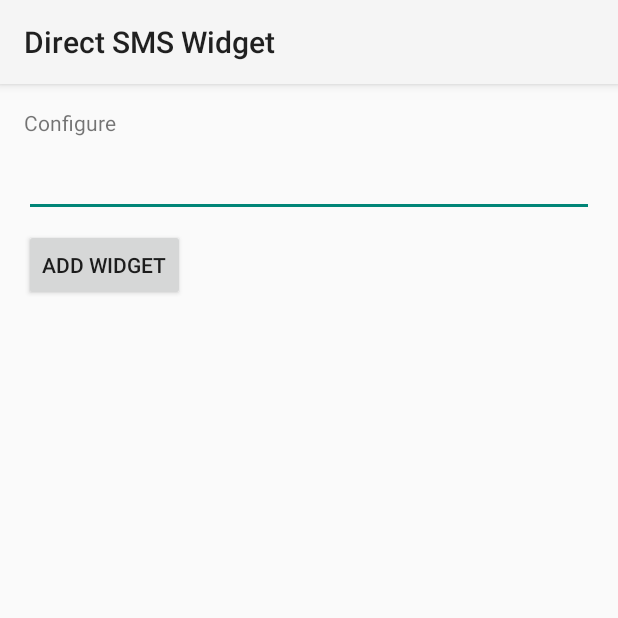
After one commit to rkkr/direct-sms-widget, an Android app: the DirectSmsHomeWidgetConfigureActivity screen opened directly, with no data from a screen before it, on a phone screen of 412 x 824 dp, the top half of it. The commit adds this screen. Run offline under Robolectric (Android 15) with nearby library versions, the phone set to English and light mode, and no system bars; 1 statement that could not run was skipped.

Commit message:
Added widget placeholder

```diff
--- /dev/null
+++ b/app/src/main/java/rkr/directsmswidget/DirectSmsHomeWidgetConfigureActivity.java
@@ -0,0 +1,101 @@
+package rkr.directsmswidget;
+
+import android.app.Activity;
+import android.appwidget.AppWidgetManager;
+import android.content.Context;
+import android.content.Intent;
+import android.content.SharedPreferences;
+import android.os.Bundle;
+import android.view.View;
+import android.widget.EditText;
+import android.widget.Toast;
+
+
+/**
+ * The configuration screen for the {@link DirectSmsHomeWidget DirectSmsHomeWidget} AppWidget.
+ */
+public class DirectSmsHomeWidgetConfigureActivity extends Activity {
+
+    int mAppWidgetId = AppWidgetManager.INVALID_APPWIDGET_ID;
+    EditText mAppWidgetText;
+    private static final String PREFS_NAME = "rkr.directsmswidget.DirectSmsHomeWidget";
+    private static final String PREF_PREFIX_KEY = "appwidget_";
+
+    public DirectSmsHomeWidgetConfigureActivity() {
+        super();
+    }
+
+    @Override
+    public void onCreate(Bundle icicle) {
+        super.onCreate(icicle);
+
+        // Set the result to CANCELED.  This will cause the widget host to cancel
+        // out of the widget placement if the user presses the back button.
+        setResult(RESULT_CANCELED);
+
+        setContentView(R.layout.direct_sms_home_widget_configure);
+        mAppWidgetText = (EditText)findViewById(R.id.appwidget_text);
+        findViewById(R.id.add_button).setOnClickListener(mOnClickListener);
+
+        // Find the widget id from the intent.
+        Intent intent = getIntent();
+        Bundle extras = intent.getExtras();
+        if (extras != null) {
+            mAppWidgetId = extras.getInt(
+                    AppWidgetManager.EXTRA_APPWIDGET_ID, AppWidgetManager.INVALID_APPWIDGET_ID);
+        }
+
+        // If this activity was started with an intent without an app widget ID, finish with an error.
+        if (mAppWidgetId == AppWidgetManager.INVALID_APPWIDGET_ID) {
+            finish();
+            return;
+        }
+
+        mAppWidgetText.setText(loadTitlePref(DirectSmsHomeWidgetConfigureActivity.this, mAppWidgetId));
+    }
+
+    View.OnClickListener mOnClickListener = new View.OnClickListener() {
+        public void onClick(View v) {
+            final Context context = DirectSmsHomeWidgetConfigureActivity.this;
+
+            // When the button is clicked, store the string locally
+            String widgetText = mAppWidgetText.getText().toString();
+            saveTitlePref(context,mAppWidgetId,widgetText);
+
+            // It is the responsibility of the configuration activity to update the app widget
+            AppWidgetManager appWidgetManager = AppWidgetManager.getInstance(context);
+            DirectSmsHomeWidget.updateAppWidget(context, appWidgetManager, mAppWidgetId);
+
+            // Make sure we pass back the original appWidgetId
+            Intent resultValue = new Intent();
+            resultValue.putExtra(AppWidgetManager.EXTRA_APPWIDGET_ID, mAppWidgetId);
+            setResult(RESULT_OK, resultValue);
+            finish();
+        }
+    };
+
+    // Write the prefix to the SharedPreferences object for this widget
+    static void saveTitlePref(Context context, int appWidgetId, String text) {
+        SharedPreferences.Editor prefs = context.getSharedPreferences(PREFS_NAME, 0).edit();
+        prefs.putString(PREF_PREFIX_KEY + appWidgetId, text);
+        prefs.commit();
+    }
+
+    // Read the prefix from the SharedPreferences object for this widget.
+    // If there is no preference saved, get the default from a resource
+    static String loadTitlePref(Context context, int appWidgetId) {
+        SharedPreferences prefs = context.getSharedPreferences(PREFS_NAME, 0);
+        String titleValue = prefs.getString(PREF_PREFIX_KEY + appWidgetId, null);
+        if (titleValue != null) {
+            return titleValue;
+        } else {
+            return context.getString(R.string.appwidget_text);
+        }
+    }
+
+    static void deleteTitlePref(Context context, int appWidgetId) {
+        SharedPreferences.Editor prefs = context.getSharedPreferences(PREFS_NAME, 0).edit();
+        prefs.remove(PREF_PREFIX_KEY + appWidgetId);
+        prefs.commit();
+    }
+}
--- /dev/null
+++ b/app/src/main/res/layout/direct_sms_home_widget_configure.xml
@@ -0,0 +1,27 @@
+<?xml version="1.0" encoding="utf-8"?>
+<LinearLayout xmlns:android="http://schemas.android.com/apk/res/android"
+    android:layout_width="match_parent"
+    android:layout_height="wrap_content"
+    android:orientation="vertical"
+    android:padding="16dp">
+
+    <TextView
+        android:layout_width="match_parent"
+        android:layout_height="wrap_content"
+        android:text="@string/configure"
+        android:layout_marginBottom="8dp" />
+
+    <EditText
+        android:id="@+id/appwidget_text"
+        android:layout_width="match_parent"
+        android:layout_height="wrap_content"
+        android:inputType="text" />
+
+    <Button
+        android:id="@+id/add_button"
+        android:layout_width="wrap_content"
+        android:layout_height="wrap_content"
+        android:text="@string/add_widget"
+        android:layout_marginTop="8dp" />
+
+</LinearLayout>
--- a/app/src/main/res/values/strings.xml
+++ b/app/src/main/res/values/strings.xml
@@ -1,3 +1,9 @@
+<?xml version="1.0" encoding="utf-8"?>
 <resources>
+
     <string name="app_name">Direct SMS Widget</string>
+    <string name="appwidget_text">EXAMPLE</string>
+    <string name="configure">Configure</string>
+    <string name="add_widget">Add widget</string>
+
 </resources>
```
Also changed, not shown: app/src/main/AndroidManifest.xml (+16 -0 lines), app/src/main/java/rkr/directsmswidget/DirectSmsHomeWidget.java (added, +81 -0 lines), app/src/main/res/layout/direct_sms_home_widget.xml (added, +24 -0 lines), app/src/main/res/values-v14/dimens.xml (added, +10 -0 lines), app/src/main/res/values/dimens.xml (added, +10 -0 lines), app/src/main/res/xml/direct_sms_home_widget_info.xml (added, +12 -0 lines), app/src/main/res/drawable-nodpi/example_appwidget_preview.png (added), 2 other files.
